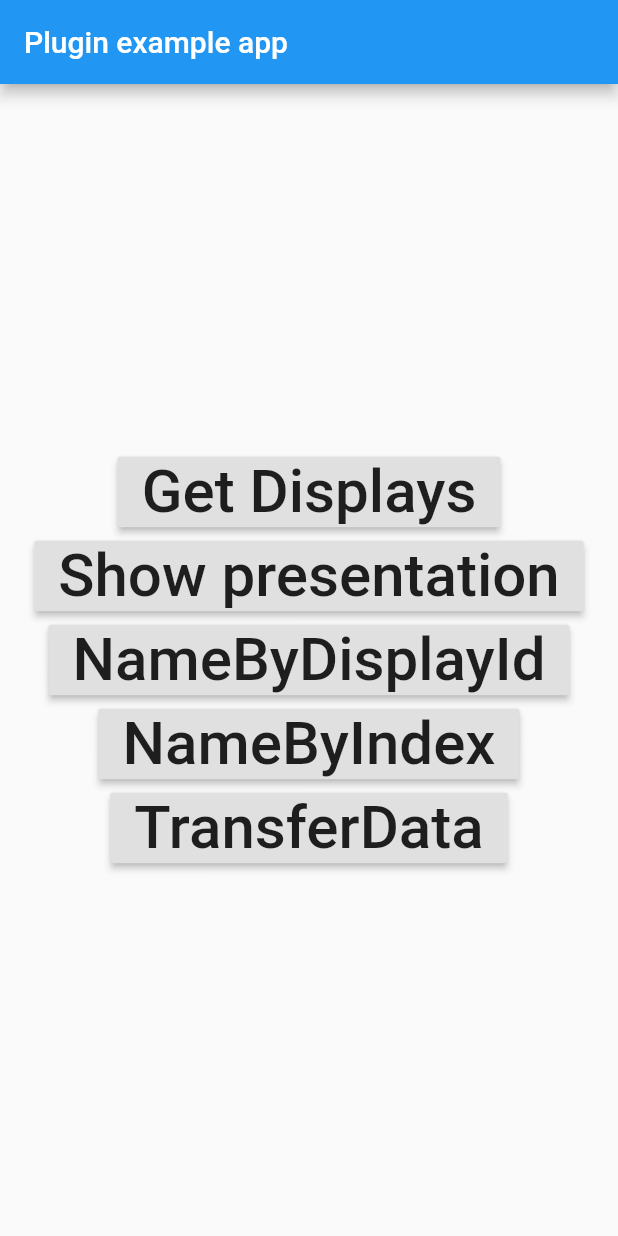
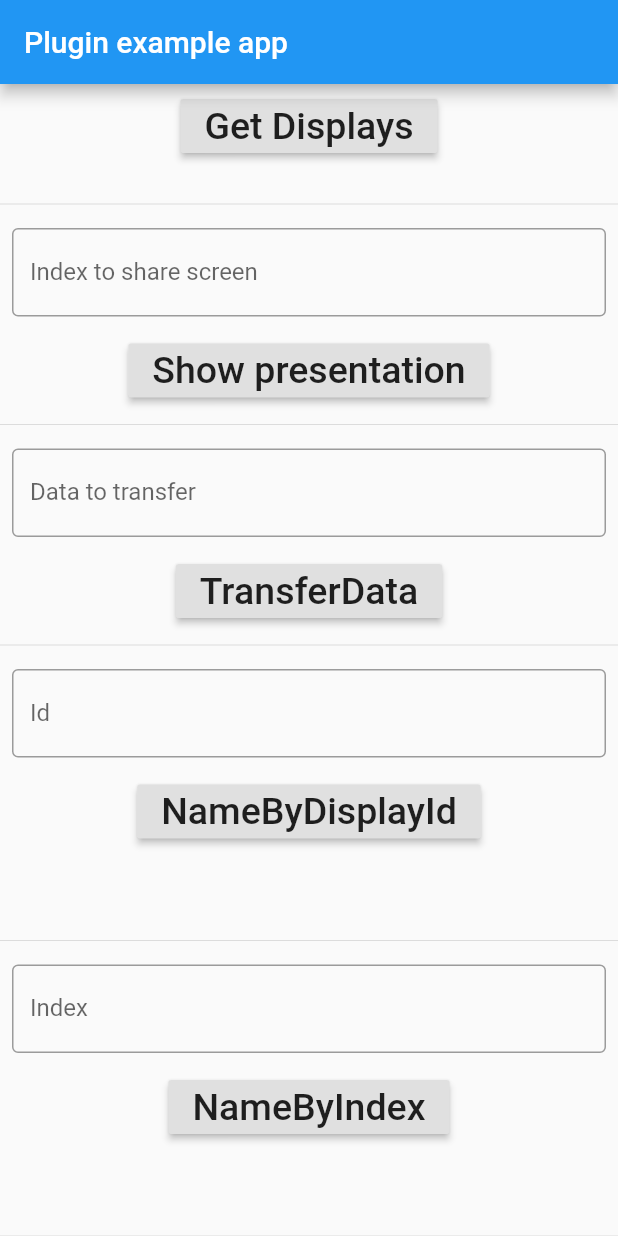
Before and after one commit to VNAPNIC/presentation-displays, a Flutter app: the screen it shows after launch, on a phone screen of 412 x 824 dp. Run offline on Flutter 3.47's test engine with Material 2 defaults, Android fonts, the phone set to English and light mode, and no system bars.

Commit message:
updating the example

```diff
--- a/example/lib/main.dart
+++ b/example/lib/main.dart
@@ -46,7 +46,7 @@ class Button extends StatelessWidget {
         onPressed: function,
         child: Text(
           title,
-          style: TextStyle(fontSize: 40),
+          style: TextStyle(fontSize: 25),
         ),
       ),
     );
@@ -63,6 +63,14 @@ class _DisplayManagerScreenState extends State<DisplayManagerScreen> {
   DisplayManager displayManager = DisplayManager();
   List<Display?> displays = [];
 
+  TextEditingController _indexToShareController = TextEditingController();
+  TextEditingController _dataToTransferController = TextEditingController();
+
+  TextEditingController _nameOfIdController = TextEditingController();
+  String _nameOfId = "";
+  TextEditingController _nameOfIndexController = TextEditingController();
+  String _nameOfIndex = "";
+
   @override
   Widget build(BuildContext context) {
     return Scaffold(
@@ -70,45 +78,177 @@ class _DisplayManagerScreenState extends State<DisplayManagerScreen> {
         title: const Text('Plugin example app'),
       ),
       body: Center(
+        child: SingleChildScrollView(
           child: Column(
             mainAxisAlignment: MainAxisAlignment.center,
+            crossAxisAlignment: CrossAxisAlignment.center,
             children: <Widget>[
-            Wrap(
-              alignment: WrapAlignment.center,
-              children: <Widget>[
+              _getDisplays(),
+              _showPresentation(),
+              _transferData(),
+              _getDisplayeById(),
+              _getDisplayByIndex(),
+            ],
+          ),
+        ),
+      ),
+    );
+  }
+
+  Widget _getDisplays() {
+    return Column(
+      mainAxisAlignment: MainAxisAlignment.center,
+      crossAxisAlignment: CrossAxisAlignment.center,
+      children: [
         Button("Get Displays", () async {
           final values = await displayManager.getDisplays();
           print(values);
           displays.clear();
+
+          setState(() {
             displays.addAll(values!);
+          });
           print(displays);
         }),
+        ListView.builder(
+            scrollDirection: Axis.vertical,
+            shrinkWrap: true,
+            padding: const EdgeInsets.all(8),
+            itemCount: displays.length,
+            itemBuilder: (BuildContext context, int index) {
+              return Container(
+                height: 50,
+                child: Center(
+                    child: Text(
+                        ' ${displays[index]?.displayId} ${displays[index]?.name}')),
+              );
+            }),
+        Divider()
+      ],
+    );
+  }
+
+  Widget _showPresentation() {
+    return Column(
+      mainAxisAlignment: MainAxisAlignment.center,
+      crossAxisAlignment: CrossAxisAlignment.center,
+      children: [
+        Padding(
+          padding: const EdgeInsets.all(8.0),
+          child: TextField(
+            controller: _indexToShareController,
+            decoration: InputDecoration(
+              border: OutlineInputBorder(),
+              labelText: 'Index to share screen',
+            ),
+          ),
+        ),
         Button("Show presentation", () async {
+          int? index = int.tryParse(_indexToShareController.text);
+          if (index != null && index < displays.length) {
             displayManager.showSecondaryDisplay(
-                      displayId: displays.length > 0
-                          ? displays[1]?.displayId ?? -1
-                          : 1,
+                displayId:
+                    displays.length > 0 ? displays[index]?.displayId ?? -1 : 1,
                 routerName: "presentation");
+          }
         }),
-                Button("NameByDisplayId", () async {
-                  final value = await displayManager
-                      .getNameByDisplayId(displays[1]?.displayId ?? -1);
+        Divider(),
+      ],
+    );
+  }
+
+  Widget _transferData() {
+    return Column(
+      mainAxisAlignment: MainAxisAlignment.center,
+      crossAxisAlignment: CrossAxisAlignment.center,
+      children: [
+        Padding(
+          padding: const EdgeInsets.all(8.0),
+          child: TextField(
+            controller: _dataToTransferController,
+            decoration: InputDecoration(
+              border: OutlineInputBorder(),
+              labelText: 'Data to transfer',
+            ),
+          ),
+        ),
+        Button("TransferData", () async {
+          String data = _dataToTransferController.text;
+
+          final value = await displayManager.transferDataToPresentation(data);
           print(value);
         }),
-                Button("NameByIndex", () async {
-                  final value = await displayManager.getNameByIndex(1);
-                  print(value);
-                }),
-                Button("TransferData", () async {
-                  final value = await displayManager
-                      .transferDataToPresentation("test transfer data");
-                  print(value);
-                })
+        Divider(),
       ],
-            ),
-          ],
+    );
+  }
+
+  Widget _getDisplayeById() {
+    return Column(
+      mainAxisAlignment: MainAxisAlignment.center,
+      crossAxisAlignment: CrossAxisAlignment.center,
+      children: [
+        Padding(
+          padding: const EdgeInsets.all(8.0),
+          child: TextField(
+            controller: _nameOfIdController,
+            decoration: InputDecoration(
+              border: OutlineInputBorder(),
+              labelText: 'Id',
             ),
           ),
+        ),
+        Button("NameByDisplayId", () async {
+          int? id = int.tryParse(_nameOfIdController.text);
+          if (id != null) {
+            final value = await displayManager
+                .getNameByDisplayId(displays[id]?.displayId ?? -1);
+            print(value);
+            setState(() {
+              _nameOfId = value ?? "";
+            });
+          }
+        }),
+        Container(
+          height: 50,
+          child: Center(child: Text(_nameOfId)),
+        ),
+        Divider(),
+      ],
+    );
+  }
+
+  Widget _getDisplayByIndex() {
+    return Column(
+      mainAxisAlignment: MainAxisAlignment.center,
+      crossAxisAlignment: CrossAxisAlignment.center,
+      children: [
+        Padding(
+          padding: const EdgeInsets.all(8.0),
+          child: TextField(
+            controller: _nameOfIndexController,
+            decoration: InputDecoration(
+              border: OutlineInputBorder(),
+              labelText: 'Index',
+            ),
+          ),
+        ),
+        Button("NameByIndex", () async {
+          int? index = int.tryParse(_nameOfIndexController.text);
+          if (index != null) {
+            final value = await displayManager.getNameByIndex(index);
+            print(value);
+            setState(() {
+              _nameOfIndex = value ?? "";
+            });
+          }
+        }),
+        Container(
+          height: 50,
+          child: Center(child: Text(_nameOfIndex)),
+        ),
+        Divider(),
+      ],
     );
   }
 }
```
Lines whose indentation alone changed are shown as unchanged.
